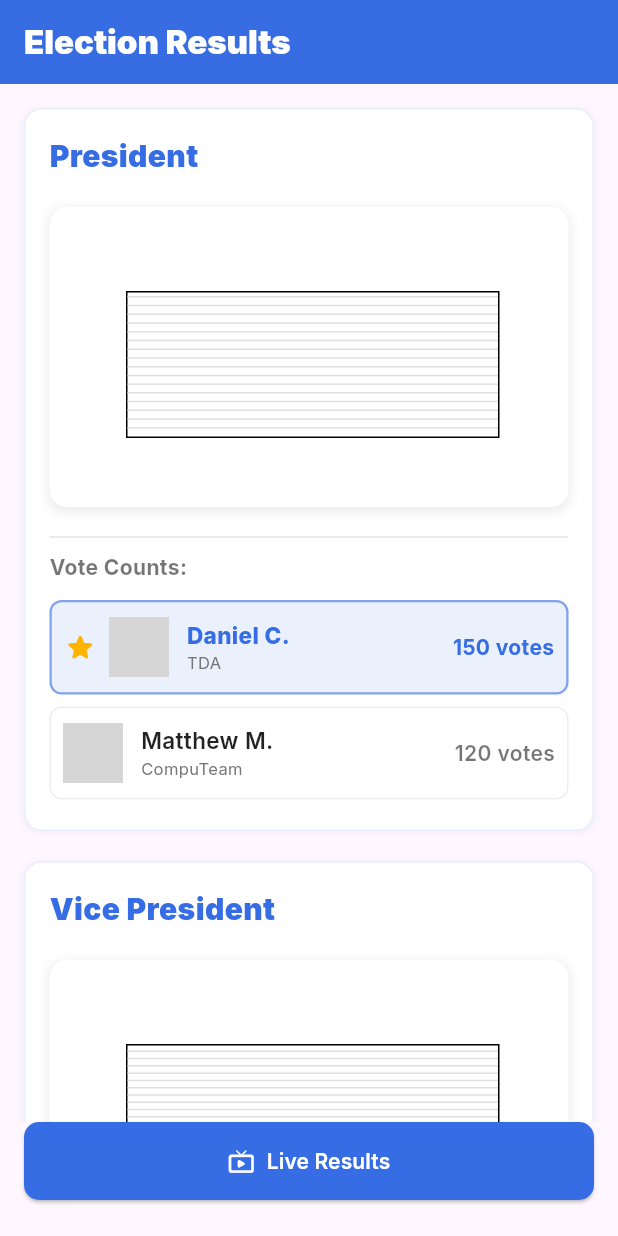
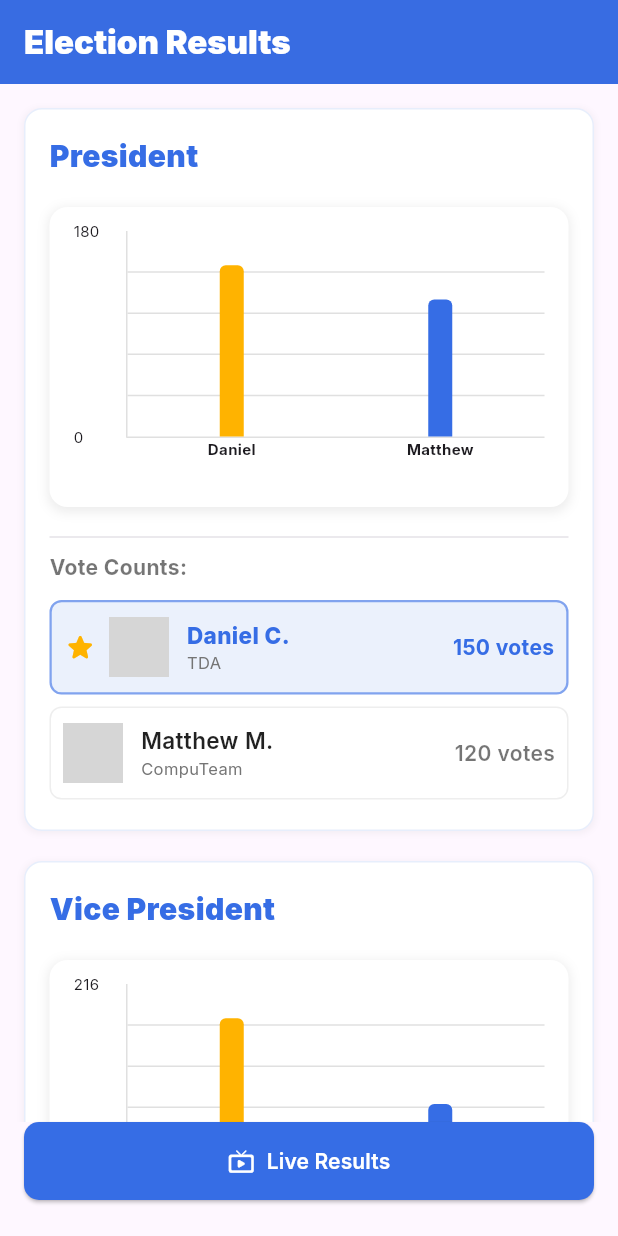
Before and after one commit to rv-vr/eleksyon, a Flutter app: the VotingResultsPage screen opened directly, on a phone screen of 412 x 824 dp. Run offline on Flutter 3.47's test engine with Material 3 defaults, Android fonts, the light colour scheme and no system bars; drawn by our look-alikes of fl_chart; our stand-ins replace file_picker, google_fonts; grey boxes are pictures that could not be loaded.

Commit message:
refactor: Simplify bar chart data creation and improve tooltip functionality

```diff
--- a/lib/features/results/voting_results.dart
+++ b/lib/features/results/voting_results.dart
@@ -34,125 +34,102 @@ class _VotingResultsPageState extends State<VotingResultsPage> {
 
   // Helper function to create chart data for fl_chart
   BarChartData _createBarChartData(List<CandidateResult> data, String? winnerId) {
-    final List<BarChartGroupData> barGroups = [];
-    double maxY = 0;
-    for (int i = 0; i < data.length; i++) {
-      final candidate = data[i];
-      if (candidate.voteCount > maxY) {
-        maxY = candidate.voteCount.toDouble();
-      }
-      barGroups.add(
-        BarChartGroupData(
-          x: i,
-          barRods: [
-            BarChartRodData(
-              toY: candidate.voteCount.toDouble(),
-              color: candidate.id == winnerId ? Colors.amber.shade600 : Constants.primaryColor,
-              width: 16, // Adjust bar width
-              borderRadius: const BorderRadius.only(
-                topLeft: Radius.circular(4),
-                topRight: Radius.circular(4),
-              ),
-            ),
-          ],
-          showingTooltipIndicators: [0], // Show tooltip for the first rod
-        ),
+    // 1) Compute maxY with 20% padding
+    double maxY = data.fold<double>(
+        0, (prev, c) => c.voteCount.toDouble().clamp(prev, double.infinity));
+    maxY = (maxY <= 0 ? 10 : maxY) * 1.2;
+
+    // 2) Build one BarChartGroupData per candidate
+    final barGroups = data.asMap().entries.map((e) {
+      final idx = e.key;
+      final c = e.value;
+      return BarChartGroupData(
+        x: idx,
+        barRods: [
+          BarChartRodData(
+            toY: c.voteCount.toDouble(),
+            color: c.id == winnerId
+                ? Colors.amber.shade600
+                : Constants.primaryColor,
+            width: 16,
+            borderRadius: const BorderRadius.vertical(top: Radius.circular(4)),
+          )
+        ],
       );
-    }
-    // Add a little padding to the top of the Y-axis
-    maxY = maxY == 0 ? 10 : maxY + (maxY * 0.1);
-
+    }).toList();
 
     return BarChartData(
       alignment: BarChartAlignment.spaceAround,
       maxY: maxY,
-      barTouchData: BarTouchData(
-        enabled: true, // Enable touch interactions
-        touchTooltipData: BarTouchTooltipData(
-          tooltipPadding: const EdgeInsets.all(8),
-          tooltipMargin: 8,
-          getTooltipItem: (group, groupIndex, rod, rodIndex) {
-            final candidate = data[group.x.toInt()];
-            return BarTooltipItem(
-              '${candidate.name}\n',
-              GoogleFonts.inter(color: Colors.white, fontWeight: FontWeight.bold, fontSize: 12),
-              children: <TextSpan>[
-                TextSpan(
-                  text: '${rod.toY.toInt()} votes',
-                  style: GoogleFonts.inter(color: Colors.white, fontSize: 11, fontWeight: FontWeight.w500),
-                ),
-              ],
-            );
-          },
-        ),
-      ),
+      barGroups: barGroups,
+
+      // 3) Titles on bottom and left
       titlesData: FlTitlesData(
-        show: true,
         bottomTitles: AxisTitles(
           sideTitles: SideTitles(
             showTitles: true,
-            reservedSize: 30, // Space for bottom titles
-            getTitlesWidget: (double value, TitleMeta meta) {
-              final index = value.toInt();
-              if (index >= 0 && index < data.length) {
-                return Padding(
-                  padding: const EdgeInsets.only(top: 6.0),
-                  child: Text(
-                    data[index].name.split(' ').first, // Show first name
-                    style: GoogleFonts.inter(color: Colors.black54, fontWeight: FontWeight.w600, fontSize: 10),
-                  ),
-                );
-              }
-              return const Text('');
+            getTitlesWidget: (value, meta) {
+              final i = value.toInt();
+              if (i < 0 || i >= data.length) return const SizedBox();
+              return Text(
+                data[i].name.split(' ').first,
+                style: const TextStyle(
+                    fontSize: 10, fontWeight: FontWeight.bold),
+              );
             },
+            reservedSize: 30,
           ),
         ),
         leftTitles: AxisTitles(
           sideTitles: SideTitles(
             showTitles: true,
-            reservedSize: 35, // Space for left titles
             getTitlesWidget: (value, meta) {
-              return const Text(''); // Hide left titles
+              // only label multiples of maxY/5
+              final step = (maxY / 5).ceil();
+              if (value % step != 0.0 && value != maxY && value != 0.0) {
+                return const SizedBox();
+              }
+              return Text(
+                value.toInt().toString(),
+                style: const TextStyle(fontSize: 10),
+              );
             },
+            reservedSize: 35,
           ),
         ),
-        topTitles: AxisTitles(
-          sideTitles: SideTitles(
-            showTitles: true,
-            reservedSize: 40, // Space for top titles
-            getTitlesWidget: (value, meta) {
-              return const Text(''); // Hide top titles
-            },
-          ),
-        ),
-        rightTitles: AxisTitles(
-          sideTitles: SideTitles(
-            showTitles: true,
-            reservedSize: 30, // Space for right titles
-            getTitlesWidget: (value, meta) {
-              return const Text(''); // Hide right titles
-            },
-          ),
+        rightTitles: const AxisTitles(),
+        topTitles: const AxisTitles(),
+      ),
+
+      // 4) Simple grid & border
+      gridData: FlGridData(
+        show: true,
+        drawVerticalLine: false,
+        horizontalInterval: (maxY / 5),
+        getDrawingHorizontalLine: (_) =>
+            FlLine(color: Colors.grey.shade300, strokeWidth: 1),
+      ),
+      borderData: FlBorderData(
+        show: true,
+        border: Border(
+          bottom: BorderSide(color: Colors.grey.shade300),
+          left: BorderSide(color: Colors.grey.shade300),
         ),
       ),
-      gridData: FlGridData(
-        show: true,
-        drawVerticalLine: true,
-        drawHorizontalLine: true,
-        verticalInterval: 1,
-        horizontalInterval: 10,
-        getDrawingHorizontalLine: (value) {
-          return FlLine(
-            color: Colors.grey.shade300,
-            strokeWidth: 1,
-          );
-        },
-        getDrawingVerticalLine: (value) {
-          return FlLine(
-            color: Colors.grey.shade300,
-            strokeWidth: 1,
-          );
-        },
+
+      // 5) Enable tooltips with default styling
+      barTouchData: BarTouchData(
+        enabled: true,
+        touchTooltipData: BarTouchTooltipData(
+          getTooltipItem:
+              (group, groupIndex, rod, rodIndex) {
+            final c = data[group.x.toInt()];
+            return BarTooltipItem(
+              '${c.name}\n${c.voteCount} votes',
+              const TextStyle(color: Colors.white),
+            );
+          },
+        ),
       ),
     );
   }
```
